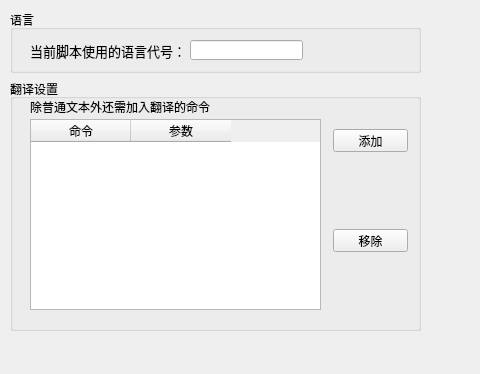
Before: the Qt Designer form dia/LangOpt.ui in BKEngine/Creator, drawn with Qt 5; both pictures show x 0 to 480 and y 0 to 374 of the 787 by 675 pixel window.
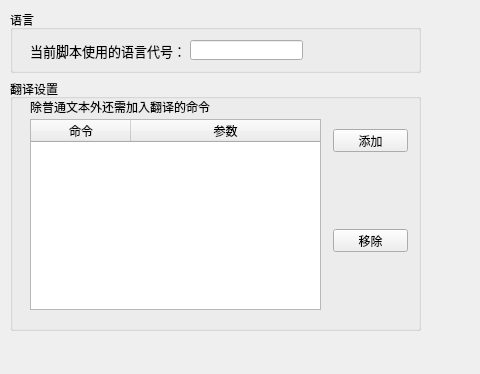
After: the same form once the commit is applied.

The edit to the form file:
```diff
--- a/dia/LangOpt.ui
+++ b/dia/LangOpt.ui
@@ -97,9 +97,18 @@
          <height>191</height>
         </rect>
        </property>
+       <property name="lineWidth">
+        <number>1</number>
+       </property>
        <property name="showGrid">
         <bool>true</bool>
        </property>
+       <property name="cornerButtonEnabled">
+        <bool>false</bool>
+       </property>
+       <attribute name="horizontalHeaderStretchLastSection">
+        <bool>true</bool>
+       </attribute>
        <column>
         <property name="text">
          <string>命令</string>
```
Left out of the diff: 2 changed lines with no effect on the pictures.
